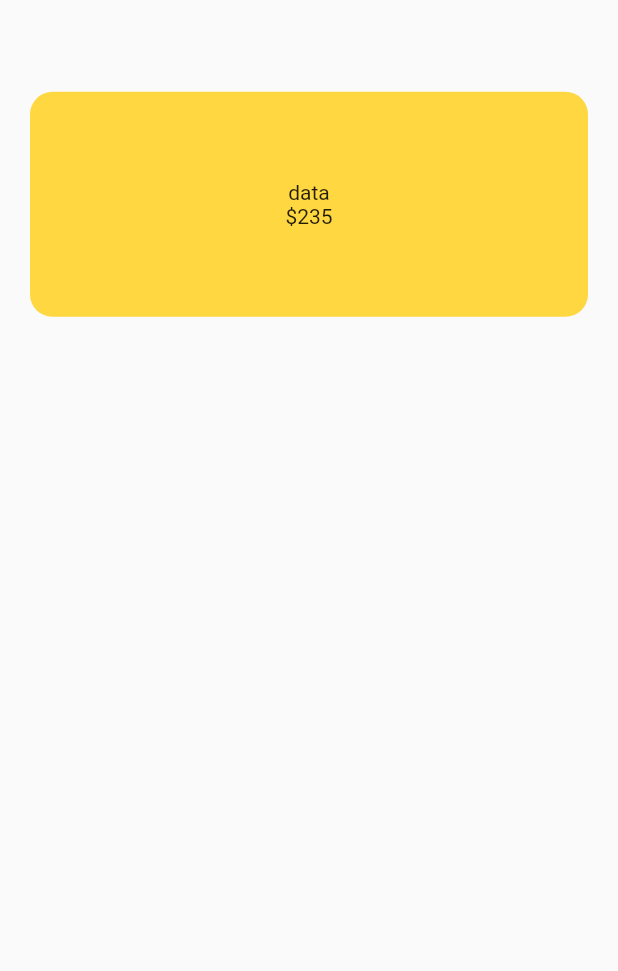
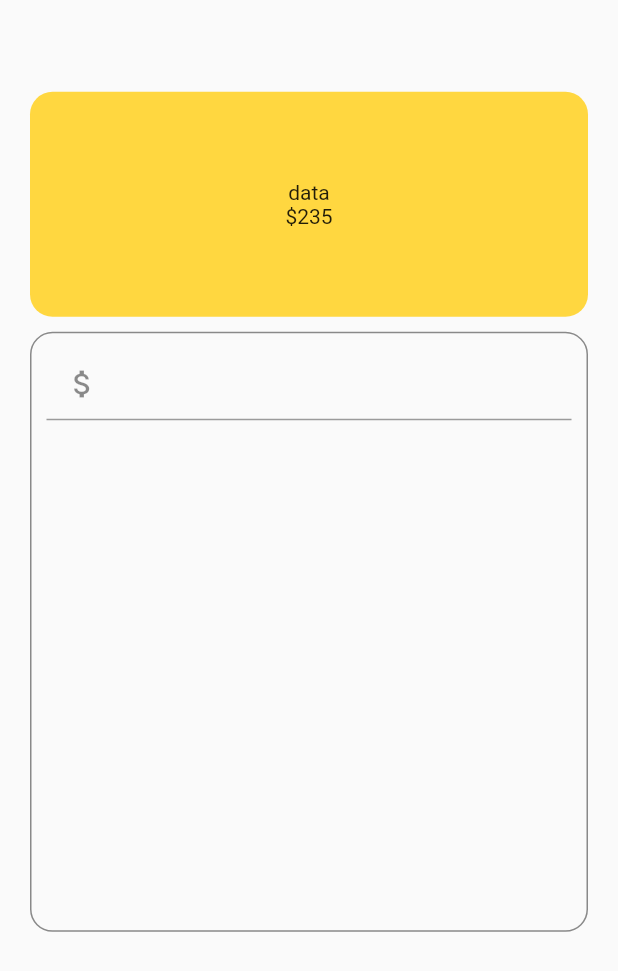
Before and after one commit to mahdiyarz/tip_cal, a Flutter app: the screen it shows after launch, on a phone screen of 412 x 824 dp. Shown: the top 971 px of the screen. Run offline on Flutter 3.47's test engine with Material 2 defaults, Android fonts, the phone set to English and light mode, and no system bars.

Commit message:
Create 2nd box and TextField

```diff
--- a/lib/ui/home.dart
+++ b/lib/ui/home.dart
@@ -8,12 +8,14 @@ class TipCounter extends StatefulWidget {
 }
 
 class _TipCounterState extends State<TipCounter> {
+  double _billAmount = 0.0;
   @override
   Widget build(BuildContext context) {
     return Scaffold(
       body: Container(
         margin: EdgeInsets.only(top: MediaQuery.of(context).size.height * 0.05),
         child: ListView(
+          scrollDirection: Axis.vertical,
           padding: const EdgeInsets.all(20),
           children: [
             Container(
@@ -31,6 +33,37 @@ class _TipCounterState extends State<TipCounter> {
                 ],
               ),
             ),
+            Container(
+              width: 350,
+              height: 400,
+              margin: const EdgeInsets.only(top: 10),
+              padding: const EdgeInsets.all(10),
+              decoration: BoxDecoration(
+                // color: Colors.blue,
+                border: Border.all(color: Colors.black45),
+                borderRadius: BorderRadius.circular(15),
+              ),
+              child: Column(
+                children: [
+                  TextField(
+                    keyboardType:
+                        const TextInputType.numberWithOptions(decimal: true),
+                    decoration: const InputDecoration(
+                      prefixText: "Bill Amount",
+                      prefixIcon: Icon(Icons.attach_money),
+                    ),
+                    style: const TextStyle(color: Colors.deepOrangeAccent),
+                    onChanged: (String value) {
+                      try {
+                        _billAmount = double.parse(value);
+                      } catch (e) {
+                        _billAmount = 0.0;
+                      }
+                    },
+                  ),
+                ],
+              ),
+            ),
           ],
         ),
       ),
```
